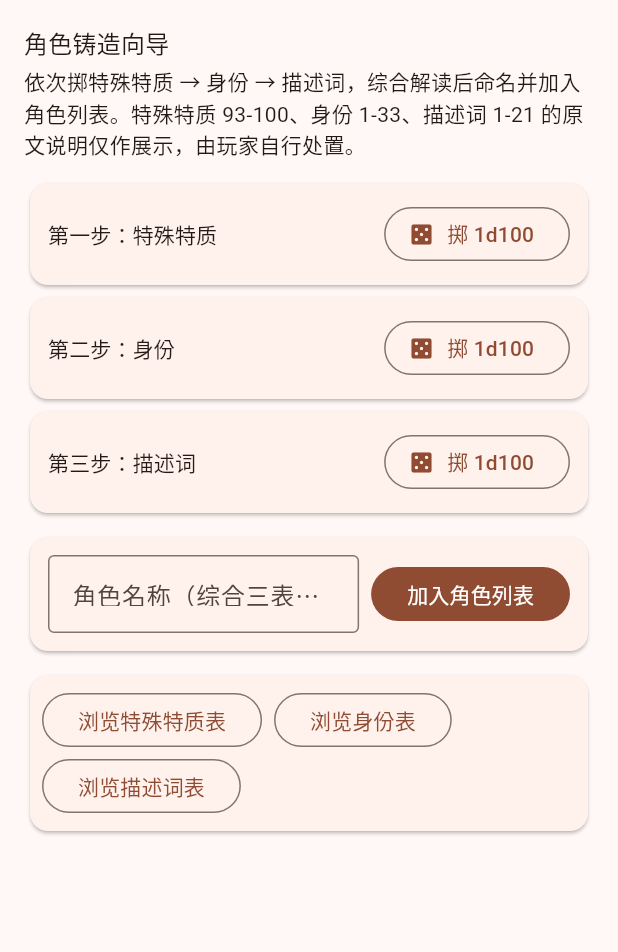
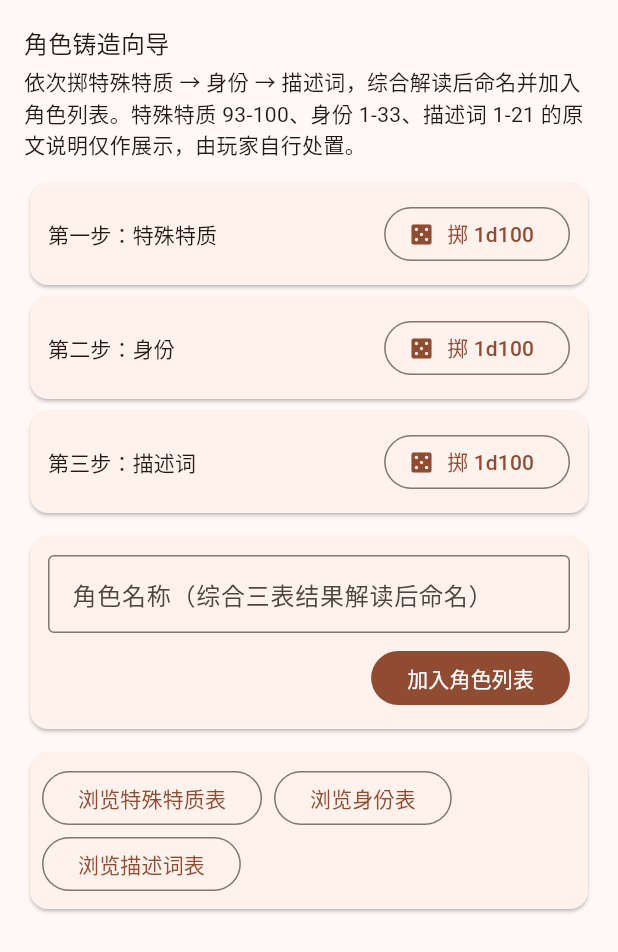
Before and after one commit to sennomulo/adventure_crafter, a Flutter app: the CastCharacterPage widget shown alone on an empty page, opened directly, on a phone screen of 412 x 824 dp. Shown: the top 952 px of the screen. Run offline on Flutter 3.47's test engine with Material 3 defaults, Android fonts, the phone set to English and light mode, and no system bars; our stand-ins replace file_picker, get, shared_preferences, web; missing offline and left inert: dart:js_interop, flutter_file_dialog, window_manager; accounts and stored records are empty.

Commit message:
窄屏适配补齐：N1-N8（手机端响应式审计修复）
- N1(必查) 铸造页命名卡：窄屏改上下布局，全宽输入框保证长标签完整显示
- N2(必查) 情节点槽位按钮行改 Wrap，窄屏自动换行，改为最合理不再溢出
- N3 情节线状态 SegmentedButton 加横向滚动兜底
- N4 转折点编辑器弹窗 insetPadding 12/16，手机端内容宽度 232→312
- N5 主题页标题 Expanded+ellipsis，掷骰装配按钮始终可点
- N6 列表页标题 Expanded+ellipsis，新建/掷骰按钮始终可点
- N7 设置页关于卡标题行 Expanded
- N8 铸造页步骤卡标题 Expanded+ellipsis

```diff
--- a/lib/ui/cast_character/cast_character_page.dart
+++ b/lib/ui/cast_character/cast_character_page.dart
@@ -203,20 +203,18 @@ class CastCharacterPage extends StatelessWidget {
           Card(
             child: Padding(
               padding: const EdgeInsets.all(12),
-              child: Row(
-                children: [
-                  Expanded(
-                    child: TextField(
+              // N1：窄屏改上下布局，全宽 TextField 保证长标签（角色名称+解读提示）
+              // 完整显示；宽屏保持同行。
+              child: LayoutBuilder(builder: (context, constraints) {
+                final nameField = TextField(
                   controller: nameCtrl,
                   decoration: InputDecoration(
                       labelText:
                           'Character name (interpret the three tables, then name)'
                               .tr,
                       border: const OutlineInputBorder()),
-                    ),
-                  ),
-                  const SizedBox(width: 8),
-                  FilledButton(
+                );
+                final addButton = FilledButton(
                   onPressed: () {
                     final name = nameCtrl.text.trim();
                     if (name.isEmpty) return;
@@ -228,9 +226,25 @@ class CastCharacterPage extends StatelessWidget {
                             .trParams({'name': name}));
                   },
                   child: Text('Add to character list'.tr),
-                  ),
+                );
+                if (constraints.maxWidth < 480) {
+                  return Column(
+                    crossAxisAlignment: CrossAxisAlignment.end,
+                    children: [
+                      nameField,
+                      const SizedBox(height: 8),
+                      addButton,
                     ],
-              ),
+                  );
+                }
+                return Row(
+                  children: [
+                    Expanded(child: nameField),
+                    const SizedBox(width: 8),
+                    addButton,
+                  ],
+                );
+              }),
             ),
           ),
           if (c.relatedRollResult.value.isNotEmpty) ...[
@@ -291,8 +305,11 @@ class CastCharacterPage extends StatelessWidget {
           children: [
             Row(
               children: [
-                Text(title, style: Theme.of(context).textTheme.titleSmall),
-                const Spacer(),
+                Expanded(
+                  child: Text(title,
+                      style: Theme.of(context).textTheme.titleSmall,
+                      overflow: TextOverflow.ellipsis),
+                ),
                 OutlinedButton.icon(
                   icon: const Icon(Icons.casino, size: 18),
                   label: Text(die == 0 ? 'Roll 1d100'.tr : 'Reroll'.tr),
```
Also changed, not shown: lib/ui/characters/paged_list_page.dart (+7 -3 lines), lib/ui/global_settings/settings_page.dart (+5 -2 lines), lib/ui/themes/themes_page.dart (+6 -3 lines), lib/ui/turning_points/turning_points_page.dart (+17 -5 lines), 4 other files. Lines whose indentation alone changed are shown as unchanged.
